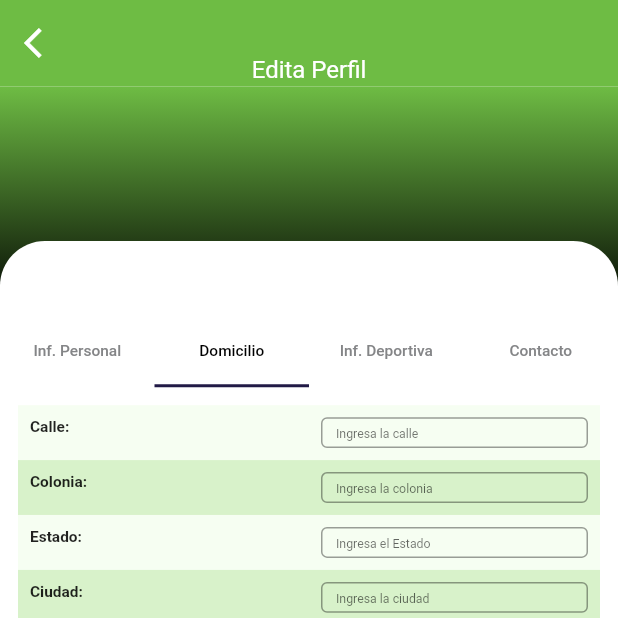
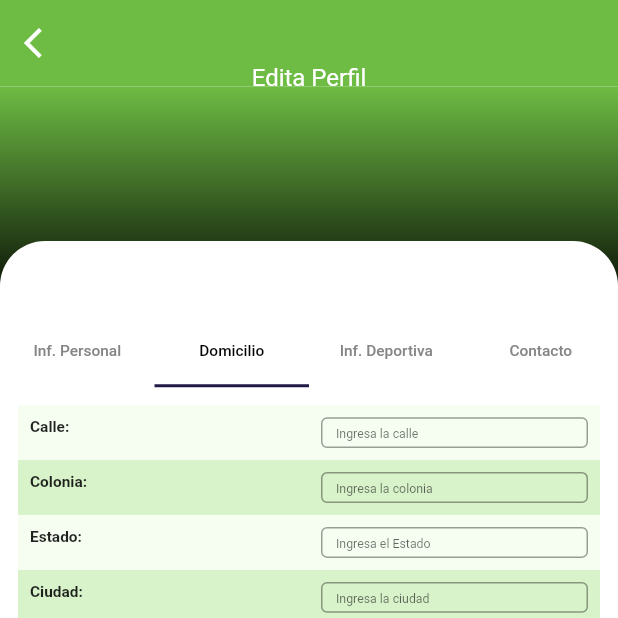
Before and after one commit to Serch12/appAMFpro, a Flutter app: the editProfileScreen screen opened by its route, tab 2 chosen, on a phone screen of 412 x 824 dp, the top half of it. Run offline on Flutter 3.47's test engine with Material 2 defaults, Android fonts, the phone set to English and light mode, and no system bars; our stand-ins replace accordion, cached_network_image, card_swiper, carousel_slider, curved_navigation_bar, easy_stepper and 11 more; missing offline and left inert: mailer; accounts and stored records are empty; network calls fail; statements that could not run were skipped.

Commit message:
Subo cambios desde ios por responsive en la parte de perfil

```diff
--- a/lib/screens/home_screen.dart
+++ b/lib/screens/home_screen.dart
@@ -217,7 +217,7 @@ class _HomeScreenState extends State<HomeScreen> {
                                     width: MediaQuery.of(context).size.width *
                                         0.9, // Ancho deseado
                                     height: 150, // Altura deseada
-                                    fit: BoxFit.cover
+                                    fit: BoxFit.fill
                                     // AssetImage('assets/ejemplo2.jpg'),
                                     ),
                               ),
--- a/lib/screens/profile_edit_screen.dart
+++ b/lib/screens/profile_edit_screen.dart
@@ -154,7 +154,7 @@ class _editProfileScreenState extends State<editProfileScreen> {
                     style: TextStyle(
                         fontSize: 16.0,
                         color: Colors.white,
-                        height: MediaQuery.of(context).size.height * 0.005),
+                        height: MediaQuery.of(context).size.height * 0.0055),
                   ),
                 ],
               ),
@@ -457,7 +457,7 @@ class _editProfileScreenState extends State<editProfileScreen> {
                                                     Alignment.centerRight,
                                                 child: Padding(
                                                   padding:
-                                                      const EdgeInsets.all(8.0),
+                                                      const EdgeInsets.all(2.0),
                                                   child: Container(
                                                     height:
                                                         MediaQuery.of(context)
@@ -565,7 +565,7 @@ class _editProfileScreenState extends State<editProfileScreen> {
                                                     Alignment.centerRight,
                                                 child: Padding(
                                                   padding:
-                                                      const EdgeInsets.all(8.0),
+                                                      const EdgeInsets.all(2.0),
                                                   child: Container(
                                                     height:
                                                         MediaQuery.of(context)
@@ -612,8 +612,7 @@ class _editProfileScreenState extends State<editProfileScreen> {
                                                                 style: TextStyle(
                                                                     fontFamily:
                                                                         'Roboto',
-                                                                    fontSize:
-                                                                        10,
+                                                                    fontSize: 8,
                                                                     color: Colors
                                                                         .black)),
                                                           ),
--- a/lib/screens/profile_screen.dart
+++ b/lib/screens/profile_screen.dart
@@ -393,7 +393,7 @@ class _ProfileScreenState extends State<ProfileScreen>
                               ),
                               Container(
                                 height:
-                                    MediaQuery.of(context).size.height * 0.25,
+                                    MediaQuery.of(context).size.height * 0.27,
                                 child: TabBarView(
                                   children: [
                                     Padding(
@@ -1175,7 +1175,7 @@ class _ProfileScreenState extends State<ProfileScreen>
                                                       Alignment.centerRight,
                                                   child: Container(
                                                     padding: const EdgeInsets
-                                                            .symmetric(
+                                                        .symmetric(
                                                         horizontal: 25.0,
                                                         vertical: 4.0),
                                                     decoration: BoxDecoration(
```
Also changed, not shown: 1 other file.
